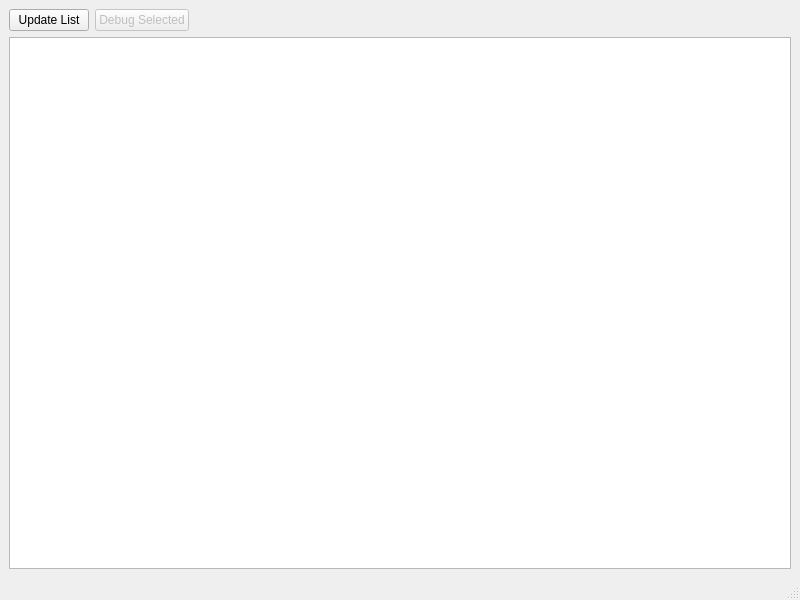
Qt form client-qt/Source/mainwindow.ui (fruityloops1/nxdb) before a commit.
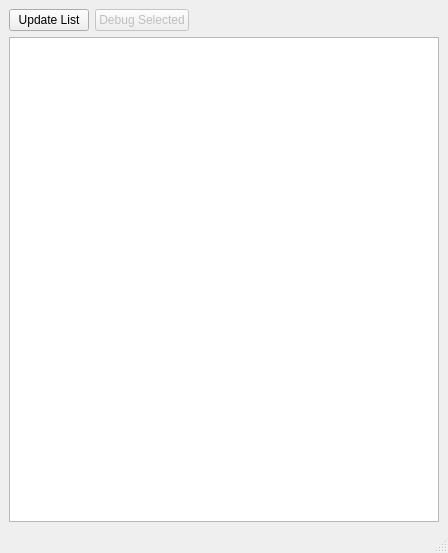
The same form after that commit.

Patch:
```diff
--- a/client-qt/Source/mainwindow.ui
+++ b/client-qt/Source/mainwindow.ui
@@ -6,8 +6,8 @@
    <rect>
     <x>0</x>
     <y>0</y>
-    <width>800</width>
-    <height>600</height>
+    <width>448</width>
+    <height>553</height>
    </rect>
   </property>
   <property name="minimumSize">
```
Left out of the diff: 4 changed lines with no effect on the pictures.
